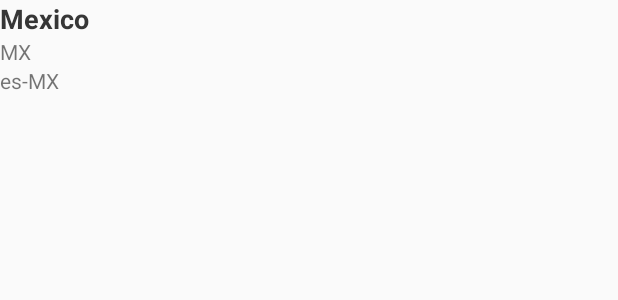
After one commit to JoseLuisRF/teclag_workshop, an Android app: the layout country_item.xml on its own in the app's theme, with its tools: preview values and no code run, on a phone screen of 412 x 824 dp. The commit adds this screen. Shown: the top 300 px of the screen. Run offline under Robolectric (Android 15) with nearby library versions, the phone set to English and light mode, and no system bars.

Commit message:
ArrayAdapter
Countries Adapter was added and getView implementation.

```diff
--- /dev/null
+++ b/ITLWorkshop/listviewexample/src/main/res/layout/country_item.xml
@@ -0,0 +1,25 @@
+<?xml version="1.0" encoding="utf-8"?>
+<LinearLayout xmlns:android="http://schemas.android.com/apk/res/android"
+    xmlns:tools="http://schemas.android.com/tools"
+    android:orientation="vertical" android:layout_width="match_parent"
+    android:layout_height="match_parent">
+    <TextView
+        tools:text="Mexico"
+        android:id="@+id/tvCountryName"
+        android:layout_width="match_parent"
+        android:layout_height="wrap_content"
+        android:textStyle="bold"
+        android:textColor="#363636"
+        android:textSize="18dp"/>
+    <TextView
+        tools:text="MX"
+        android:id="@+id/tvAlpha2"
+        android:layout_width="match_parent"
+        android:layout_height="wrap_content" />
+    <TextView
+        tools:text="es-MX"
+        android:id="@+id/tvAlpha3"
+        android:layout_width="match_parent"
+        android:layout_height="wrap_content" />
+
+</LinearLayout>
```
Also changed, not shown: ITLWorkshop/listviewexample/src/main/java/jlrf/itl/gsa/listviewexample/CountriesActivity.java (+7 -0 lines), ITLWorkshop/listviewexample/src/main/java/jlrf/itl/gsa/listviewexample/ui/CountriesAdapter.java (+16 -3 lines).
